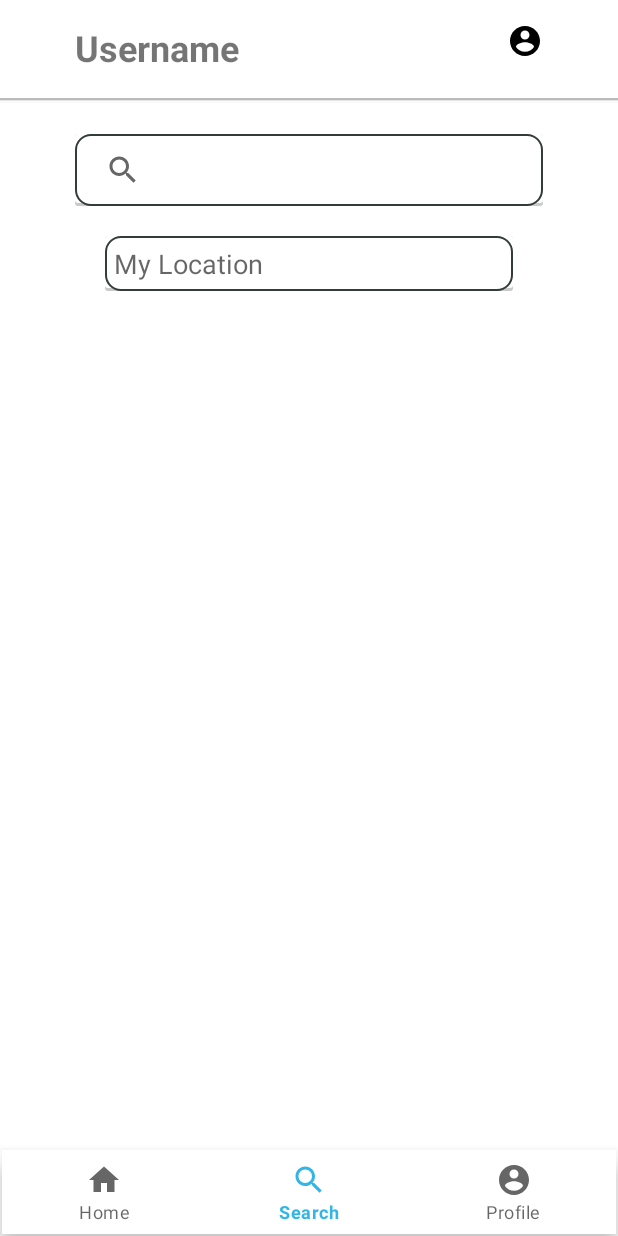
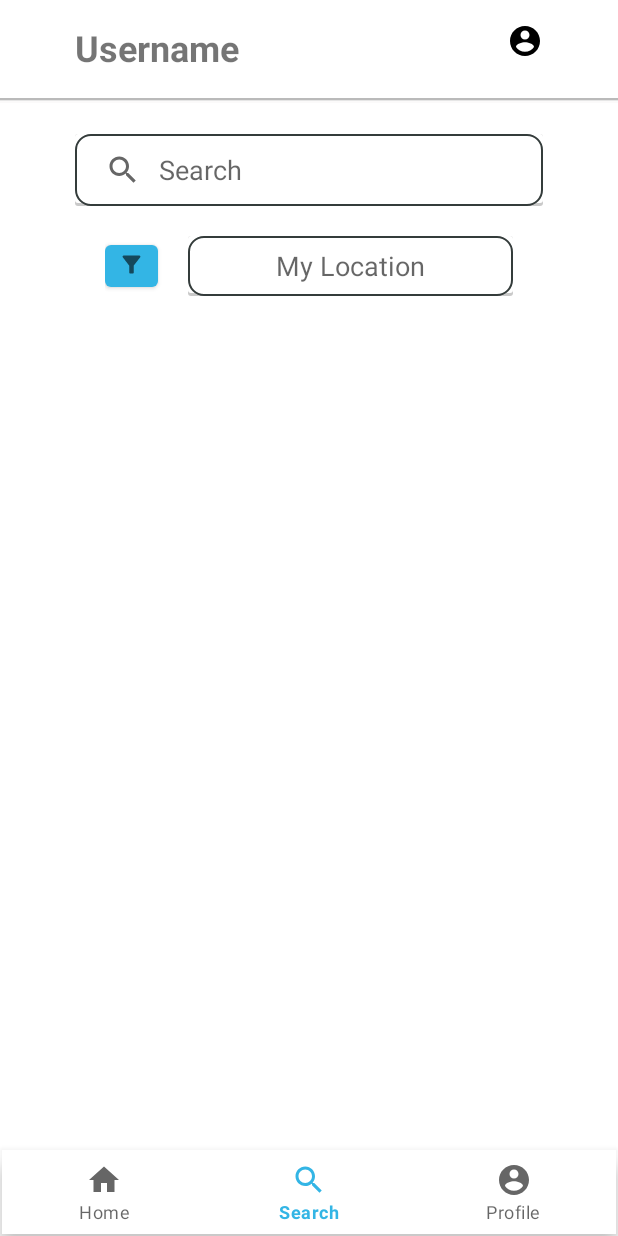
Before and after one commit to KotaCanchela/RestaurantBookingSystem, an Android app: the SecondFragment screen opened through its navigation route, on a phone screen of 412 x 824 dp. Run offline under Robolectric (Android 15) with nearby library versions, the phone set to English and light mode, and no system bars; our stand-ins replace Firebase (no records; nobody signed in at launch, a user with empty details on screens opened directly), navigation-ui.

Commit message:
added Filter button

```diff
--- /dev/null
+++ b/app/src/main/res/drawable/ic_baseline_filter_alt_24.xml
@@ -0,0 +1,5 @@
+<vector android:height="18dp" android:tint="?attr/colorControlNormal"
+    android:viewportHeight="24" android:viewportWidth="24"
+    android:width="18dp" xmlns:android="http://schemas.android.com/apk/res/android">
+    <path android:fillColor="@android:color/white" android:pathData="M4.25,5.61C6.27,8.2 10,13 10,13v6c0,0.55 0.45,1 1,1h2c0.55,0 1,-0.45 1,-1v-6c0,0 3.72,-4.8 5.74,-7.39C20.25,4.95 19.78,4 18.95,4H5.04C4.21,4 3.74,4.95 4.25,5.61z"/>
+</vector>
--- a/app/src/main/res/layout/booking_dialog.xml
+++ b/app/src/main/res/layout/booking_dialog.xml
@@ -4,11 +4,7 @@
     xmlns:android="http://schemas.android.com/apk/res/android" android:layout_width="match_parent"
     android:layout_height="match_parent">
 
-    <TextView
-        android:text="Select number of guests"
-        android:layout_width="wrap_content"
-        android:layout_height="wrap_content"
-        android:layout_marginBottom="20dp"/>
+
     <EditText
         android:id="@+id/guest_num"
         android:layout_marginLeft="20dp"
--- a/app/src/main/res/layout/fragment_second.xml
+++ b/app/src/main/res/layout/fragment_second.xml
@@ -49,6 +49,7 @@
 
     <androidx.appcompat.widget.SearchView
         android:id="@+id/search_bar"
+        app:queryHint="Search"
         android:background="@drawable/search_bar_background"
         android:layout_marginLeft="50dp"
         android:layout_marginRight="50dp"
@@ -58,19 +59,32 @@
         app:iconifiedByDefault="false"
         app:queryBackground="@null" />
 
+        <LinearLayout
+            android:layout_marginTop="20dp"
+            android:layout_marginLeft="70dp"
+            android:layout_marginRight="70dp"
+            android:layout_width="fill_parent"
+            android:layout_height="wrap_content"
+            android:orientation="horizontal"
+            android:gravity="center">
 
-    <androidx.appcompat.widget.AppCompatEditText
-        android:id="@+id/et_searchLocation"
-        android:background="@drawable/search_bar_background"
-        android:layout_width="fill_parent"
-        android:layout_marginLeft="70dp"
-        android:layout_marginRight="70dp"
-        android:layout_marginTop="20dp"
-        android:layout_height="wrap_content"
-        android:gravity="center_vertical"
-        android:layout_below="@id/search_bar"
-        android:hint="My Location"
-        android:padding="6dp"/>
+            <Button
+                android:id="@+id/btn_filter"
+                android:drawableTop="@drawable/ic_baseline_filter_alt_24"
+                android:layout_width="35dp"
+                android:layout_height="40dp"/>
+
+
+            <androidx.appcompat.widget.AppCompatEditText
+                android:id="@+id/et_searchLocation"
+                android:gravity="center"
+                android:background="@drawable/search_bar_background"
+                android:layout_width="fill_parent"
+                android:layout_marginLeft="20dp"
+                android:layout_height="40dp"
+                android:hint="My Location"/>
+
+        </LinearLayout>
 
     </LinearLayout>
 
```
Also changed, not shown: app/src/main/res/drawable/blur1.png (added), app/src/main/res/drawable/blur3.png (added), app/src/main/res/drawable/blur5.png (added).
